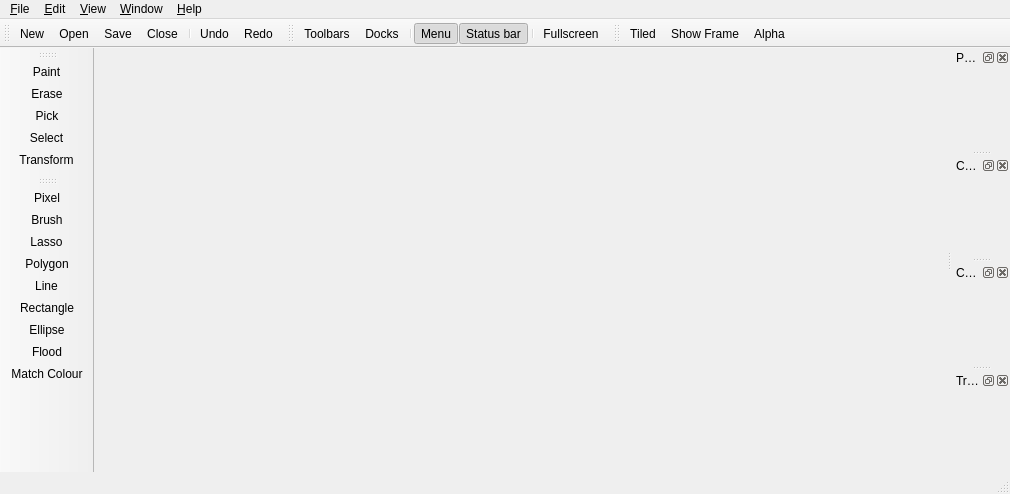
The window that mainwindow.ui (not-surt/SimPix) describes before a commit, drawn with Qt 5.
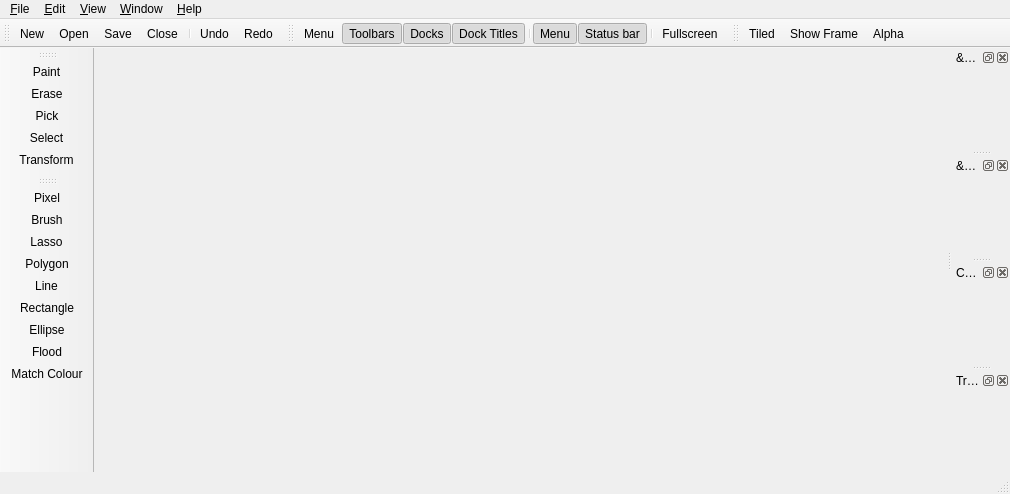
The same window after the commit. Icons and pictures are not drawn. Custom widgets are drawn as their Qt base class.

```diff
--- a/mainwindow.ui
+++ b/mainwindow.ui
@@ -20,7 +20,7 @@
      <x>0</x>
      <y>0</y>
      <width>1010</width>
-     <height>29</height>
+     <height>30</height>
     </rect>
    </property>
    <widget class="QMenu" name="menuFile">
@@ -119,7 +119,7 @@
   </widget>
   <widget class="QDockWidget" name="paletteDockWidget">
    <property name="windowTitle">
-    <string>Palette</string>
+    <string>&amp;Palette</string>
    </property>
    <attribute name="dockWidgetArea">
     <number>2</number>
@@ -128,7 +128,7 @@
   </widget>
   <widget class="QDockWidget" name="colourSelectorDockWidget">
    <property name="windowTitle">
-    <string>Colour</string>
+    <string>&amp;Colour</string>
    </property>
    <attribute name="dockWidgetArea">
     <number>2</number>
@@ -145,8 +145,10 @@
    <attribute name="toolBarBreak">
     <bool>false</bool>
    </attribute>
+   <addaction name="actionMenuMenu"/>
    <addaction name="actionToolbars"/>
    <addaction name="actionDocks"/>
+   <addaction name="actionDockTitles"/>
    <addaction name="separator"/>
    <addaction name="actionMenu"/>
    <addaction name="actionStatusBar"/>
@@ -155,7 +157,7 @@
   </widget>
   <widget class="QDockWidget" name="colourContextDockWidget">
    <property name="windowTitle">
-    <string>Colour Context</string>
+    <string>Co&amp;lour Context</string>
    </property>
    <attribute name="dockWidgetArea">
     <number>2</number>
@@ -167,7 +169,7 @@
     <bool>false</bool>
    </property>
    <property name="windowTitle">
-    <string>Transform</string>
+    <string>Tra&amp;nsform</string>
    </property>
    <attribute name="dockWidgetArea">
     <number>2</number>
@@ -188,9 +190,9 @@
    <addaction name="actionShowFrame"/>
    <addaction name="actionAlpha"/>
   </widget>
-  <widget class="QToolBar" name="toolBar">
+  <widget class="QToolBar" name="modeToolBar">
    <property name="windowTitle">
-    <string>toolBar</string>
+    <string>Mode</string>
    </property>
    <attribute name="toolBarArea">
     <enum>LeftToolBarArea</enum>
@@ -340,10 +342,10 @@
   </action>
   <action name="actionToolbars">
    <property name="checkable">
-    <bool>false</bool>
+    <bool>true</bool>
    </property>
    <property name="checked">
-    <bool>false</bool>
+    <bool>true</bool>
    </property>
    <property name="enabled">
     <bool>true</bool>
@@ -354,10 +356,10 @@
   </action>
   <action name="actionDocks">
    <property name="checkable">
-    <bool>false</bool>
+    <bool>true</bool>
    </property>
    <property name="checked">
-    <bool>false</bool>
+    <bool>true</bool>
    </property>
    <property name="text">
     <string>&amp;Docks</string>
@@ -471,7 +473,7 @@
   </action>
   <action name="actionLicense">
    <property name="text">
-    <string>License</string>
+    <string>&amp;License</string>
    </property>
   </action>
   <action name="actionTiled">
@@ -610,6 +612,25 @@
     <string>Match Colour</string>
    </property>
   </action>
+  <action name="actionMenuMenu">
+   <property name="text">
+    <string>Menu</string>
+   </property>
+  </action>
+  <action name="actionDockTitles">
+   <property name="checkable">
+    <bool>true</bool>
+   </property>
+   <property name="checked">
+    <bool>true</bool>
+   </property>
+   <property name="text">
+    <string>Dock Titles</string>
+   </property>
+   <property name="toolTip">
+    <string>Dock Titles</string>
+   </property>
+  </action>
  </widget>
  <layoutdefault spacing="6" margin="11"/>
  <customwidgets>
```
